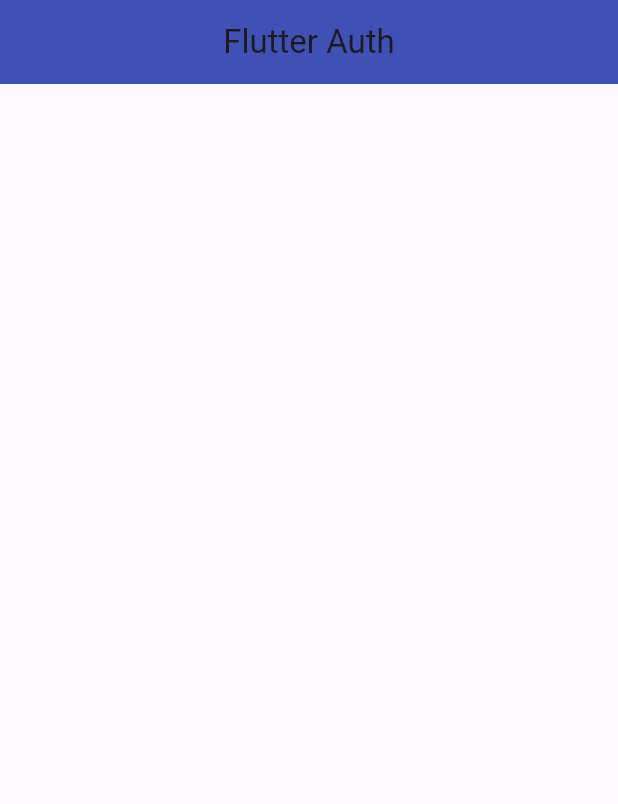
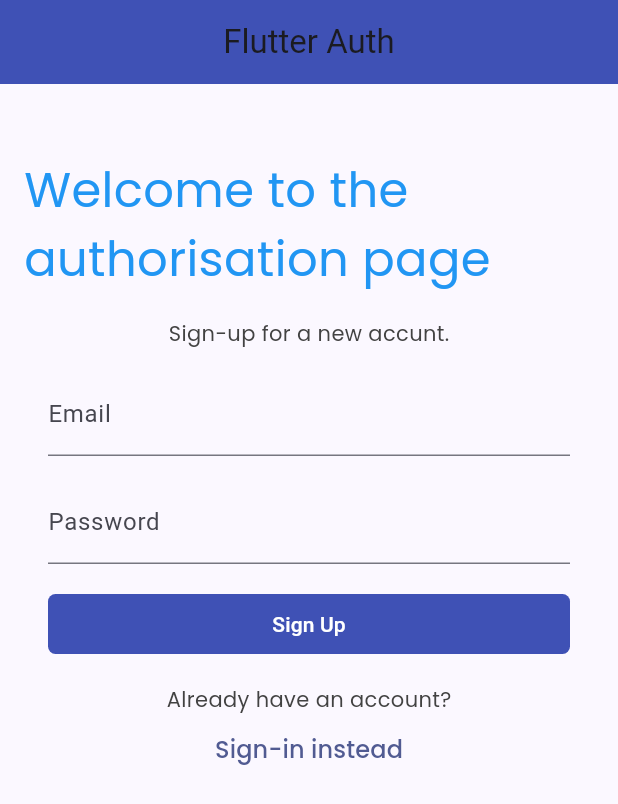
Before and after one commit to emagnu/auth, a Flutter app: the screen it shows after launch, on a phone screen of 412 x 824 dp. Shown: the top 804 px of the screen. Run offline on Flutter 3.47's test engine with Material 3 defaults, Android fonts, the phone set to English and light mode, and no system bars; our stand-ins replace firebase_core, google_fonts; accounts and stored records are empty.

Commit message:
After the error

```diff
--- /dev/null
+++ b/lib/src/domainmodels/app_user.dart
@@ -0,0 +1,11 @@
+//  //  ///
+//  Import LIBRARIES
+//  Import FILES
+//  //  ///
+
+class AppUser {
+  final String uid;
+  final String email;
+
+  AppUser({required this.uid, required this.email});
+}
--- a/lib/src/presentation/ui/screes/welcome_screen.dart
+++ b/lib/src/presentation/ui/screes/welcome_screen.dart
@@ -1,11 +1,22 @@
 //  //  ///
 //  Import LIBRARIES
 import 'package:flutter/material.dart';
+import 'package:google_fonts/google_fonts.dart';
 //  Import FILES
+import '../sharedwidgets/styled_text.dart';
+import '../welcome/sign_in_form.dart';
+import '../welcome/sign_up_form.dart';
 //  //  ///
 
-class WelcomeScreen extends StatelessWidget {
+class WelcomeScreen extends StatefulWidget {
   const WelcomeScreen({super.key});
+
+  @override
+  State<WelcomeScreen> createState() => _WelcomeScreenState();
+}
+
+class _WelcomeScreenState extends State<WelcomeScreen> {
+  bool isSignUpForm = true;
 
   @override
   Widget build(BuildContext context) {
@@ -18,12 +29,53 @@ class WelcomeScreen extends StatelessWidget {
       body: SingleChildScrollView(
         child: Container(
           padding: const EdgeInsets.symmetric(horizontal: 16, vertical: 48),
-          child: const Column(
+          child: Column(
             crossAxisAlignment: CrossAxisAlignment.center,
             children: <Widget>[
-              // StyleHeading('Welcome to Flutter Auth'),
-              // Sign up screen
+              const StyledHeadingText('Welcome to the authorisation page '),
+
+              if (isSignUpForm)
+                Column(
+                  children: <Widget>[
+                    // Sign up screen
+                    SignUpForm(),
+                    const StyledBodyText('Already have an account?'),
+                    TextButton(
+                      onPressed: () {
+                        setState(() {
+                          isSignUpForm = false;
+                        });
+                      },
+                      child: Text(
+                        'Sign-in instead',
+                        style: GoogleFonts.poppins(
+                            fontSize: 16, fontWeight: FontWeight.w500),
+                      ),
+                    ),
+                  ],
+                ),
+
               // Sign in screen
+              if (!isSignUpForm)
+                Column(
+                  children: <Widget>[
+                    // Sign up screen
+                    SignInForm(),
+                    const StyledBodyText('Do you need an account?'),
+                    TextButton(
+                      onPressed: () {
+                        setState(() {
+                          isSignUpForm = true;
+                        });
+                      },
+                      child: Text(
+                        'Sign-up instead',
+                        style: GoogleFonts.poppins(
+                            fontSize: 16, fontWeight: FontWeight.w500),
+                      ),
+                    ),
+                  ],
+                ),
             ],
           ),
         ),
--- a/lib/src/presentation/ui/sharedwidgets/styled_text.dart
+++ b/lib/src/presentation/ui/sharedwidgets/styled_text.dart
@@ -6,34 +6,30 @@ import 'package:google_fonts/google_fonts.dart';
 //  //  ///
 
 class StyledBodyText extends StatelessWidget {
+  const StyledBodyText(this.text, {super.key});
+
   final String text;
-
-  const StyledBodyText({super.key, required this.text});
 
   @override
   Widget build(BuildContext context) {
-    return Text(
-      text,
-      style: GoogleFonts.poppins(
-        textStyle: TextStyle(color: Colors.grey[800]),
-      ),
-    );
+    return Text(text,
+        style: GoogleFonts.poppins(
+          textStyle: TextStyle(color: Colors.grey[800]),
+        ));
   }
 }
 
 class StyledHeadingText extends StatelessWidget {
+  const StyledHeadingText(this.text, {super.key});
+
   final String text;
-
-  const StyledHeadingText({super.key, required this.text});
 
   @override
   Widget build(BuildContext context) {
-    return Text(
-      text,
-      style: GoogleFonts.poppins(
-        textStyle: TextStyle(color: Colors.grey[800]),
-      ),
-    );
+    return Text(text,
+        style: GoogleFonts.poppins(
+          textStyle: TextStyle(color: Colors.blue[500], fontSize: 32),
+        ));
   }
 }
 
--- /dev/null
+++ b/lib/src/presentation/ui/welcome/sign_up_form.dart
@@ -0,0 +1,76 @@
+//  //  ///
+//  Import LIBRARIES
+import 'package:auth/src/presentation/ui/sharedwidgets/styled_button.dart';
+import 'package:auth/src/presentation/ui/sharedwidgets/styled_text.dart';
+import 'package:flutter/material.dart';
+//  Import FILES
+//  //  ///
+
+class SignUpForm extends StatelessWidget {
+  final GlobalKey<FormState> _formKey = GlobalKey<FormState>();
+  final TextEditingController _emaiController = TextEditingController();
+  final TextEditingController _passwordController = TextEditingController();
+
+  SignUpForm({super.key});
+
+  @override
+  Widget build(BuildContext context) {
+    return Padding(
+      padding: const EdgeInsets.all(16.0),
+      child: Form(
+        key: _formKey,
+        child: Column(
+          crossAxisAlignment: CrossAxisAlignment.stretch,
+          children: <Widget>[
+            //  Intro test
+            const Center(
+              child: StyledBodyText('Sign-up for a new accunt.'),
+            ),
+            const SizedBox(height: 16.0),
+
+            //  Email address
+            TextFormField(
+              controller: _emaiController,
+              keyboardType: TextInputType.emailAddress,
+              decoration: const InputDecoration(labelText: 'Email'),
+              validator: (value) {
+                if (value == null || value.isEmpty) {
+                  return 'Please enter a valid email address';
+                }
+                return null;
+              },
+            ),
+            const SizedBox(height: 16.0),
+
+            //  Password
+            TextFormField(
+              controller: _passwordController,
+              obscureText: true,
+              decoration: const InputDecoration(labelText: 'Password'),
+              validator: (value) {
+                if (value == null || value.isEmpty) {
+                  return 'Please enter a password';
+                }
+                if (value.length < 8) {
+                  return 'Password must be at least 8 characters long';
+                }
+                return null;
+              },
+            ),
+            const SizedBox(height: 16.0),
+
+            //  Error feedback
+
+            //  Submit button
+            StyledButton(
+              onPressed: () async {
+                _formKey.currentState!.validate();
+              },
+              child: const Text('Sign Up'),
+            ),
+          ],
+        ),
+      ),
+    );
+  }
+}
```
Also changed, not shown: lib/src/presentation/ui/sharedwidgets/styled_button.dart (+23 -6 lines), lib/src/presentation/ui/welcome/sign_in_form.dart (added, +61 -0 lines), firebase.json (added), lib/firebase_options.dart (added), 1 other file.
